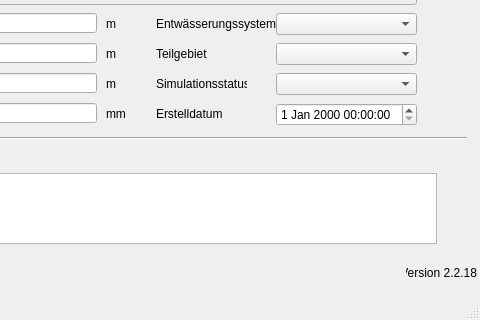
hoettges/QKan, file qkan/database/templates/haltungen.ui: the form before one commit; both pictures show x 164 to 644 and y 227 to 547 of the 644 by 547 pixel window.
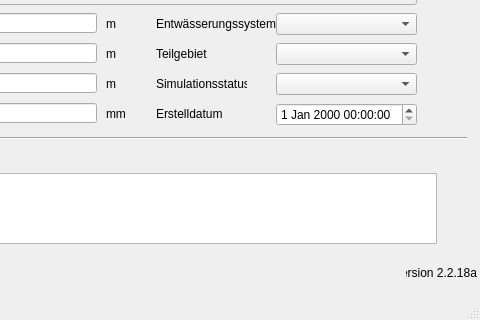
The form after the commit. Custom widgets are drawn as their Qt base class.

What changed in the file:
```diff
--- a/qkan/database/templates/haltungen.ui
+++ b/qkan/database/templates/haltungen.ui
@@ -521,7 +521,7 @@
      <string>Version QKan Import</string>
     </property>
     <property name="text">
-     <string>Version 2.2.18</string>
+     <string>Version 2.2.18a</string>
     </property>
     <property name="alignment">
      <set>Qt::AlignRight|Qt::AlignTrailing|Qt::AlignVCenter</set>
```
